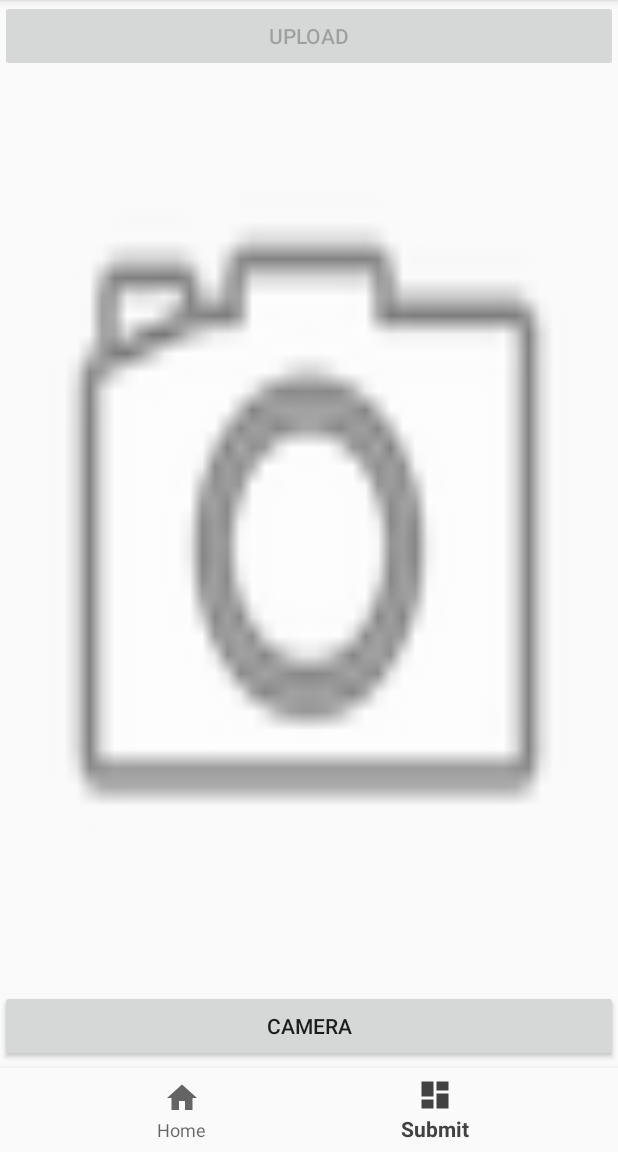
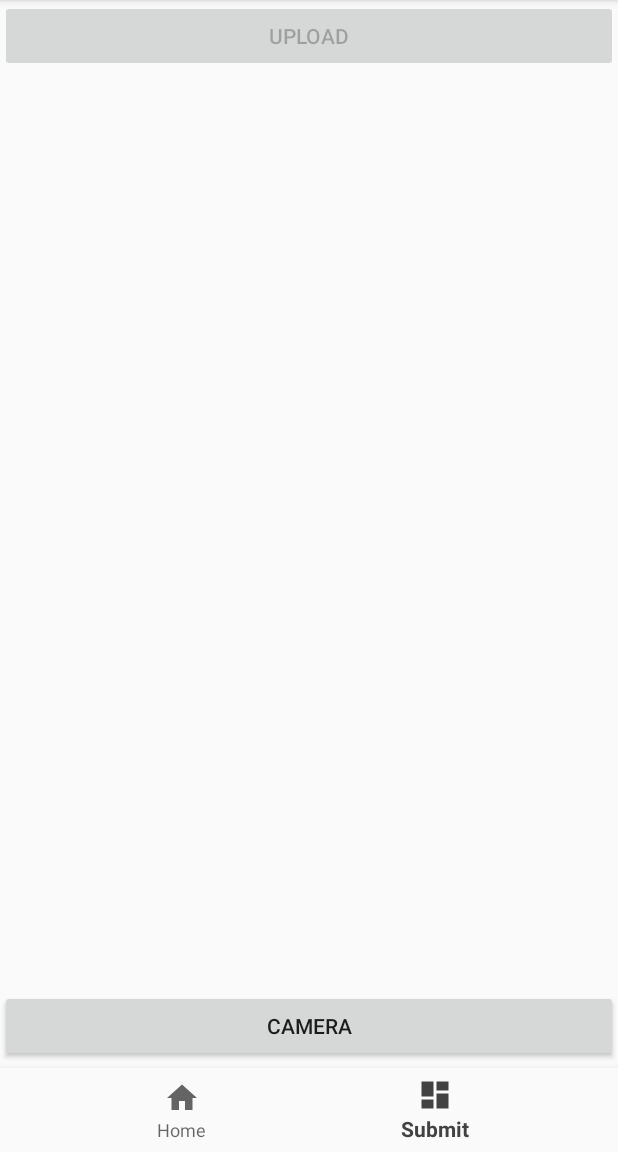
Before and after one commit to dongri/LGTM-Android, an Android app: the screen it shows after launch (MainActivity), item 2 of the bottom bar chosen, on a phone screen of 412 x 824 dp, the part 84-1236 px from its top. Run offline under Robolectric (Android 15) with nearby library versions, the phone set to English and light mode, and no system bars; our stand-ins replace Volley; network calls fail; 1 statement that could not run was skipped.

```diff
--- a/app/build.gradle
+++ b/app/build.gradle
@@ -6,8 +6,8 @@ android {
         applicationId "lol.lgtm"
         minSdkVersion 15
         targetSdkVersion 26
-        versionCode 131
-        versionName "1.3.1"
+        versionCode 132
+        versionName "1.3.2"
         testInstrumentationRunner "android.support.test.runner.AndroidJUnitRunner"
         vectorDrawables.useSupportLibrary= true
     }
--- a/app/src/main/res/layout/fragment_submit.xml
+++ b/app/src/main/res/layout/fragment_submit.xml
@@ -23,6 +23,7 @@
             android:id="@+id/lgtm_image"
             android:layout_width="match_parent"
             android:layout_height="match_parent"
+            android:layout_margin="5dp"
             >
 
             <ImageView
@@ -30,8 +31,6 @@
                 android:scaleType="fitXY"
                 android:layout_width="match_parent"
                 android:layout_height="match_parent"
-                android:padding="5dp"
-                android:src="@android:drawable/ic_menu_camera"
                 />
 
             <TextView
@@ -58,8 +57,6 @@
 
     </LinearLayout>
 
-
-
     <Button
         android:id="@+id/button_camera"
         android:layout_width="match_parent"
```
Also changed, not shown: 2 other files.
